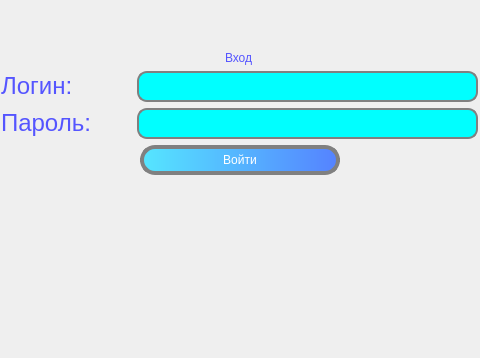
First picture: the form in log.ui, repository Mathew5555/The-Olympiad-schedule, before the edit; both pictures show x 111 to 591 and y 132 to 490 of the 700 by 490 pixel window.
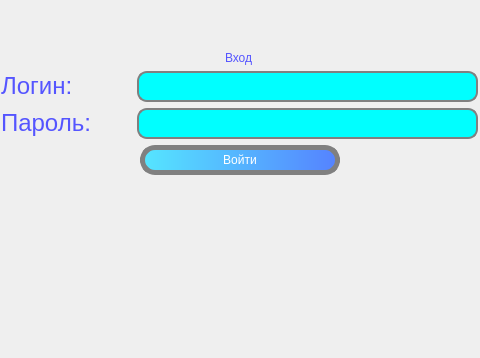
Second picture: the form after the edit.

```diff
--- a/log.ui
+++ b/log.ui
@@ -187,11 +187,18 @@
               </size>
              </property>
              <property name="styleSheet">
-              <string notr="true">background: qlineargradient(spread:pad, x1:0, y1:0, x2:1, y2:0, stop:0 rgba(85, 230, 255), stop:1 rgba(85, 130, 255));
+              <string notr="true">
+#btn_enter_log {
+background: qlineargradient(spread:pad, x1:0, y1:0, x2:1, y2:0, stop:0 rgba(85, 230, 255), stop:1 rgba(85, 130, 255));
 font: 12pt &quot;MS Shell Dlg 2&quot;;
 color: rgb(255, 255, 255);
-border: 4px solid grey;
+border: 5px solid grey;
 border-radius: 15px;
+}
+
+#btn_enter_log:hover {
+border: 5px solid #5555ff;
+}
 </string>
              </property>
              <property name="text">
```
